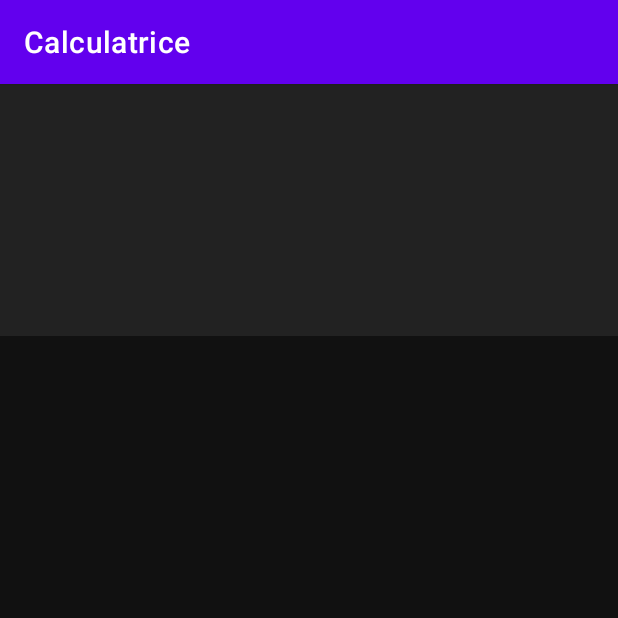
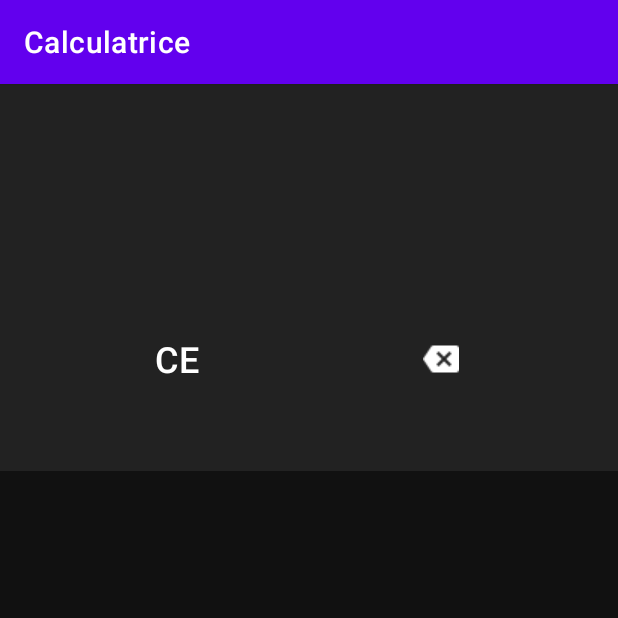
Before and after one commit to EzechielXD/Calculatrice, an Android app: the screen it shows after launch (MainActivity), on a phone screen of 412 x 824 dp, the top half of it. Run offline under Robolectric (Android 15) with nearby library versions, the phone set to English and light mode, and no system bars.

Commit message:
dernier commit

```diff
--- a/app/src/main/res/layout/activity_main.xml
+++ b/app/src/main/res/layout/activity_main.xml
@@ -30,6 +30,30 @@
             android:textSize="50sp"
             android:textColor="@color/green"
             tools:text="12"/>
+
+        <TableLayout
+            android:layout_width="match_parent"
+            android:layout_height="wrap_content"
+            android:stretchColumns="*">
+
+        <TableRow>
+
+            <androidx.appcompat.widget.AppCompatButton
+                android:layout_width="wrap_content"
+                android:layout_height="90dp"
+                style="@style/Button_Style"
+                android:text="CE" />
+
+            <ImageView
+                android:layout_width="wrap_content"
+                android:layout_height="90dp"
+                style="@style/Button_Style"
+                android:src="@drawable/backspace"
+                android:scaleType="center"
+                android:text="DEL" />
+
+        </TableRow>
+        </TableLayout>
     </LinearLayout>
 
 
--- /dev/null
+++ b/app/src/main/res/values/style.xml
@@ -0,0 +1,11 @@
+<?xml version="1.0" encoding="utf-8"?>
+<resources>
+
+    <style name="Button_Style" parent="Widget.AppCompat.Button.Borderless">
+        <item name="android:textSize">24sp</item>
+        <item name="android:textColor">@color/white</item>
+    </style>
+
+
+
+</resources>
```
Also changed, not shown: app/src/main/res/drawable/backspace.png (added).
